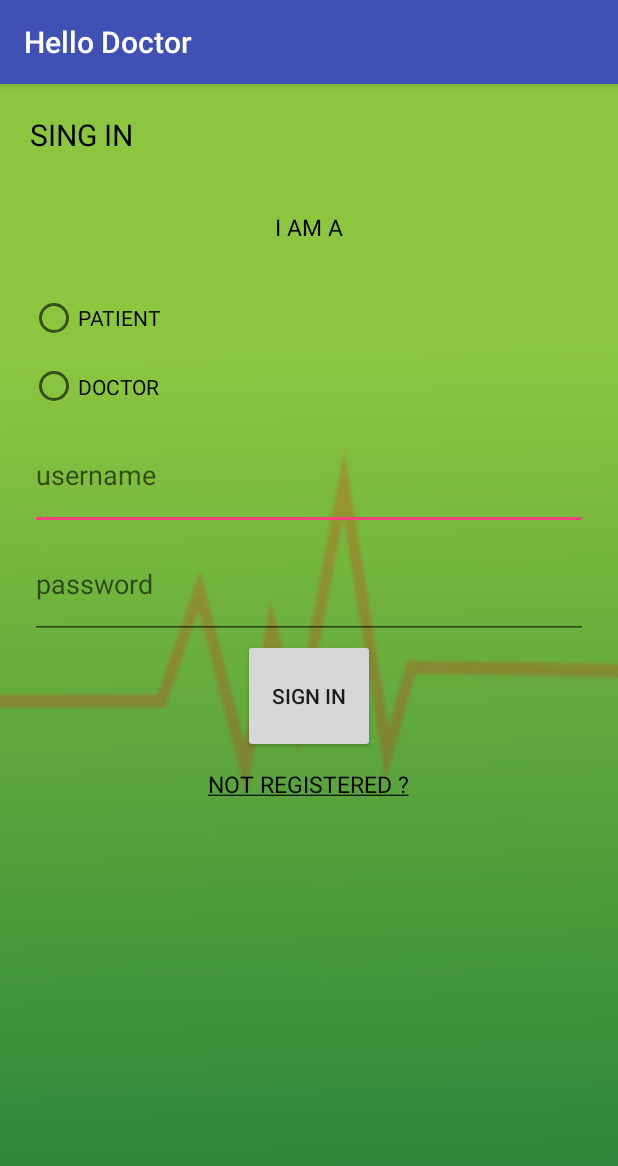
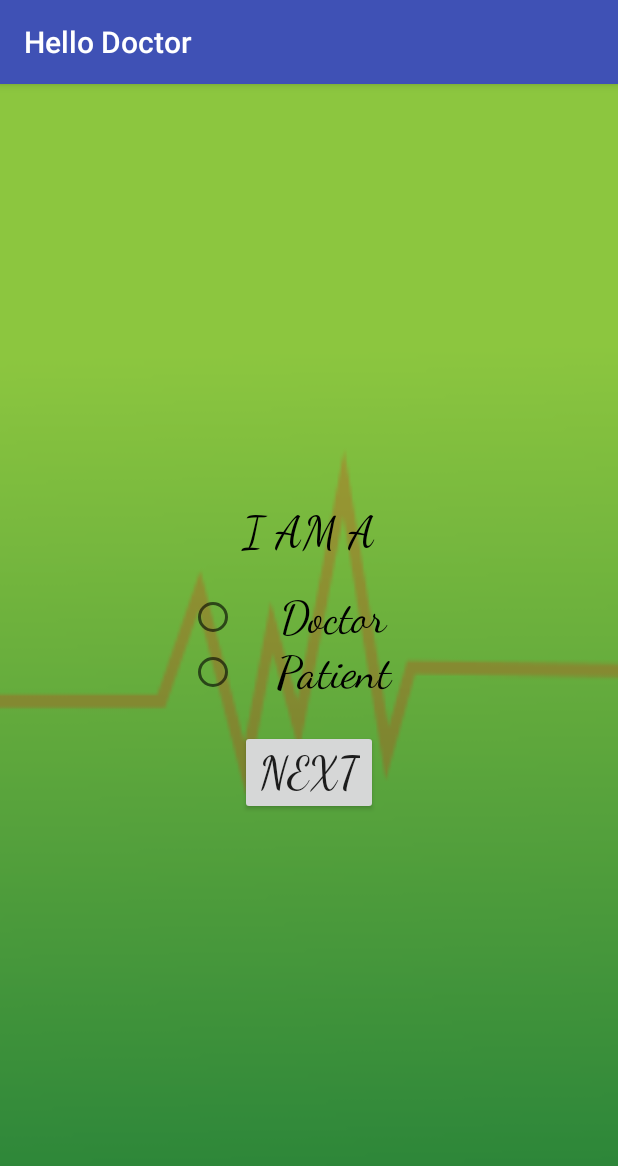
Before and after one commit to faisal-developersbd/HelloDoctor, an Android app: the screen it shows after launch (LandingActivity before the commit, SecondActivity after it), on a phone screen of 412 x 824 dp. Shown: the top 1166 px of the screen. Run offline under Robolectric (Android 15) with nearby library versions, the phone set to English and light mode, and no system bars.

Commit message:
modify login

```diff
--- a/app/src/main/java/system/faisalshakiba/com/hellodoctor/DoctorRegistration.java
+++ b/app/src/main/java/system/faisalshakiba/com/hellodoctor/DoctorRegistration.java
@@ -26,7 +26,7 @@ public class DoctorRegistration extends AppCompatActivity {
         back.setOnClickListener(new View.OnClickListener() {
             @Override
             public void onClick(View view) {
-                Intent intent=new Intent(DoctorRegistration.this,SecondActivity.class);
+                Intent intent=new Intent(DoctorRegistration.this,LandingActivity.class);
                 startActivity(intent);
                 finish();
             }
--- a/app/src/main/java/system/faisalshakiba/com/hellodoctor/PatientRegistration.java
+++ b/app/src/main/java/system/faisalshakiba/com/hellodoctor/PatientRegistration.java
@@ -24,6 +24,7 @@ public class PatientRegistration extends AppCompatActivity {
                         .setAction("Action", null).show();
             }
         });
+        fab.setVisibility(View.GONE);
     }
 
 }
--- a/app/src/main/java/system/faisalshakiba/com/hellodoctor/Patient_Services.java
+++ b/app/src/main/java/system/faisalshakiba/com/hellodoctor/Patient_Services.java
@@ -17,7 +17,7 @@ public class Patient_Services extends Fragment {
     @Nullable
     @Override
     public View onCreateView(LayoutInflater inflater, ViewGroup container, Bundle savedInstanceState) {
-        myview = inflater.inflate(R.layout.patient_services, container, false);
+        myview = inflater.inflate(R.layout.services, container, false);
         return  myview;
     }
 }
--- a/app/src/main/java/system/faisalshakiba/com/hellodoctor/SplashScreen.java
+++ b/app/src/main/java/system/faisalshakiba/com/hellodoctor/SplashScreen.java
@@ -33,7 +33,7 @@ public class SplashScreen extends AppCompatActivity {
             public void run() {
                 // This method will be executed once the timer is over
                 // Start your app main activity
-                Intent i = new Intent(SplashScreen.this, LandingActivity.class);
+                Intent i = new Intent(SplashScreen.this, SecondActivity.class);
                 startActivity(i);
 
                 // close this activity
--- a/app/src/main/res/layout/landing_page.xml
+++ b/app/src/main/res/layout/landing_page.xml
@@ -29,36 +29,36 @@
                 android:textColor="@android:color/black"
                 android:text="SING IN" />
 
-            <TextView
-                android:id="@+id/textView9"
-                android:layout_marginTop="10dp"
-                android:layout_width="wrap_content"
-                android:layout_height="wrap_content"
-                android:layout_weight="1"
-                android:textSize="15dp"
-                android:textColor="@android:color/black"
-                android:text="I AM A" />
+            <!--<TextView-->
+                <!--android:id="@+id/textView9"-->
+                <!--android:layout_marginTop="10dp"-->
+                <!--android:layout_width="wrap_content"-->
+                <!--android:layout_height="wrap_content"-->
+                <!--android:layout_weight="1"-->
+                <!--android:textSize="15dp"-->
+                <!--android:textColor="@android:color/black"-->
+                <!--android:text="I AM A" />-->
 
 
-            <RadioGroup
-                android:layout_width="match_parent"
-                android:layout_height="wrap_content"
-                android:layout_weight="1">
+            <!--<RadioGroup-->
+                <!--android:layout_width="match_parent"-->
+                <!--android:layout_height="wrap_content"-->
+                <!--android:layout_weight="1">-->
 
-                <RadioButton
-                    android:id="@+id/radio_patient"
-                    android:layout_width="match_parent"
-                    android:layout_height="wrap_content"
-                    android:layout_weight="1"
-                    android:text="PATIENT" />
+                <!--<RadioButton-->
+                    <!--android:id="@+id/radio_patient"-->
+                    <!--android:layout_width="match_parent"-->
+                    <!--android:layout_height="wrap_content"-->
+                    <!--android:layout_weight="1"-->
+                    <!--android:text="PATIENT" />-->
 
-                <RadioButton
-                    android:id="@+id/radio_doctor"
-                    android:layout_width="match_parent"
-                    android:layout_height="wrap_content"
-                    android:layout_weight="1"
-                    android:text="DOCTOR" />
-            </RadioGroup>
+                <!--<RadioButton-->
+                    <!--android:id="@+id/radio_doctor"-->
+                    <!--android:layout_width="match_parent"-->
+                    <!--android:layout_height="wrap_content"-->
+                    <!--android:layout_weight="1"-->
+                    <!--android:text="DOCTOR" />-->
+            <!--</RadioGroup>-->
 
             <EditText
                 android:id="@+id/txt_username"
```
Also changed, not shown: app/src/main/java/system/faisalshakiba/com/hellodoctor/LandingActivity.java (+22 -14 lines), app/src/main/java/system/faisalshakiba/com/hellodoctor/SecondActivity.java (+13 -11 lines), app/src/main/res/layout/activity_second.xml (+1 -11 lines).
